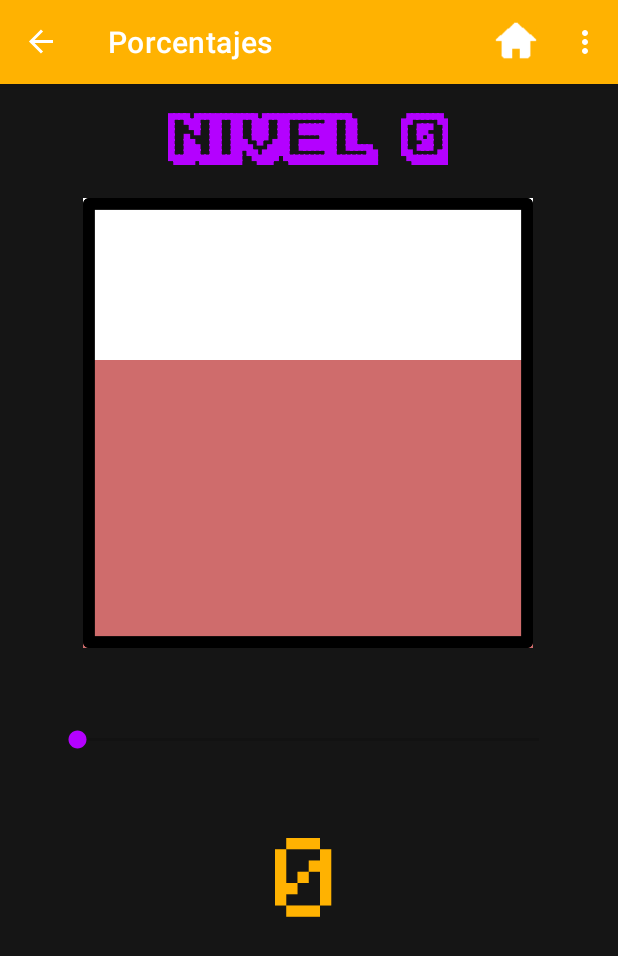
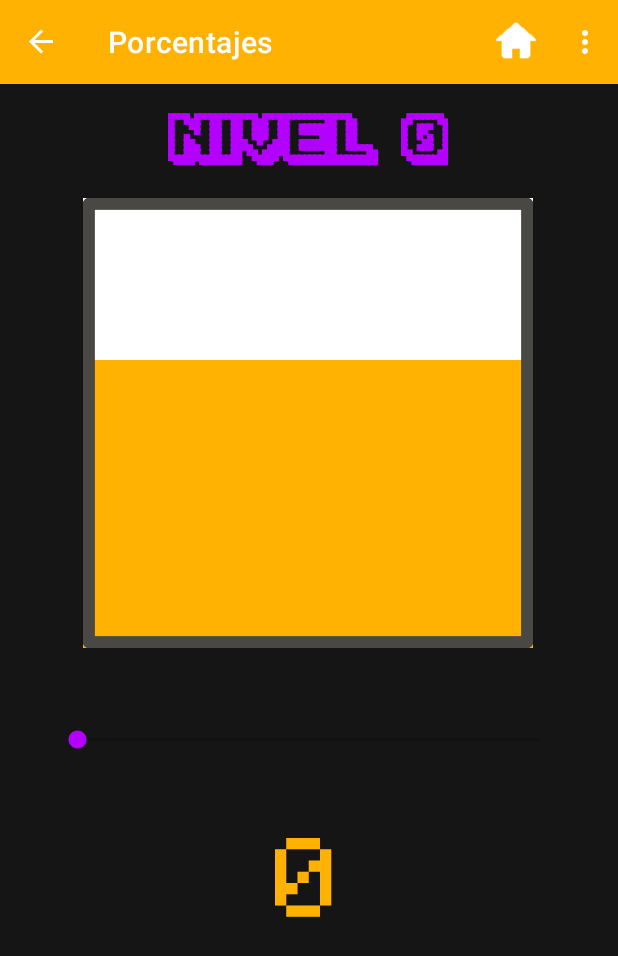
Before and after one commit to abcerrar/GamePocket, an Android app: the puzzle_porcenaje screen opened through its navigation route, on a phone screen of 412 x 824 dp. Shown: the top 956 px of the screen. Run offline under Robolectric (Android 15) with nearby library versions, the phone set to English and light mode, and no system bars; our stand-ins replace Firebase (no records; nobody signed in at launch, a user with empty details on screens opened directly), navigation-ui; Roboto replaces fonts that are not available here; 1 statement that could not run was skipped.

Commit message:
porcentajes mejorados

```diff
--- a/app/src/main/java/com/example/tfg_nd/puzzle_porcenaje.java
+++ b/app/src/main/java/com/example/tfg_nd/puzzle_porcenaje.java
@@ -200,13 +200,14 @@ public class puzzle_porcenaje extends Fragment {
     public void pintarFigura(){
         num = (int)(Math.random()*99+1);
         switch (nivel_actual){
+
             case 5: case 6: case 7: case 8:
                 contenedor.setImageResource(R.drawable.circle);
-                tvRelleno.setBackgroundColor(getResources().getColor(R.color.azul));
+                tvRelleno.setBackgroundColor(getResources().getColor(R.color.morado));
                 break;
             case 9: case 10: case 11: case 12:
                 contenedor.setImageResource(R.drawable.triangle);
-                tvRelleno.setBackgroundColor(getResources().getColor(R.color.verde));
+                tvRelleno.setBackgroundColor(getResources().getColor(R.color.azul));
                 break;
         }
         int altura = getResources().getDimensionPixelSize(dimensiones[num])*3;
--- a/app/src/main/res/layout/fragment_puzzle_porcenaje.xml
+++ b/app/src/main/res/layout/fragment_puzzle_porcenaje.xml
@@ -62,7 +62,7 @@
         android:id="@+id/tvRelleno"
         android:layout_width="0dp"
         android:layout_height="0dp"
-        android:background="#CF6C6C"
+        android:background="@color/amarillo"
         app:layout_constraintBottom_toBottomOf="@+id/contenedor"
         app:layout_constraintEnd_toEndOf="@+id/contenedor"
         app:layout_constraintStart_toStartOf="@+id/contenedor"
```
Also changed, not shown: app/src/main/res/drawable/square.png, app/src/main/res/drawable/triangle.png.
